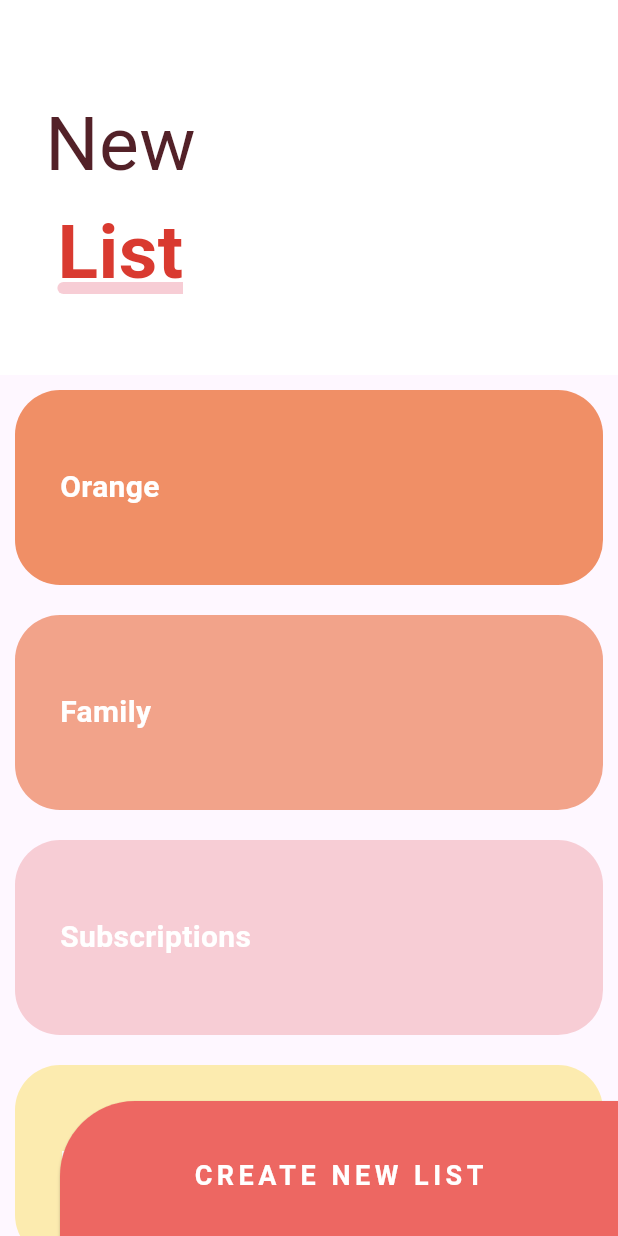
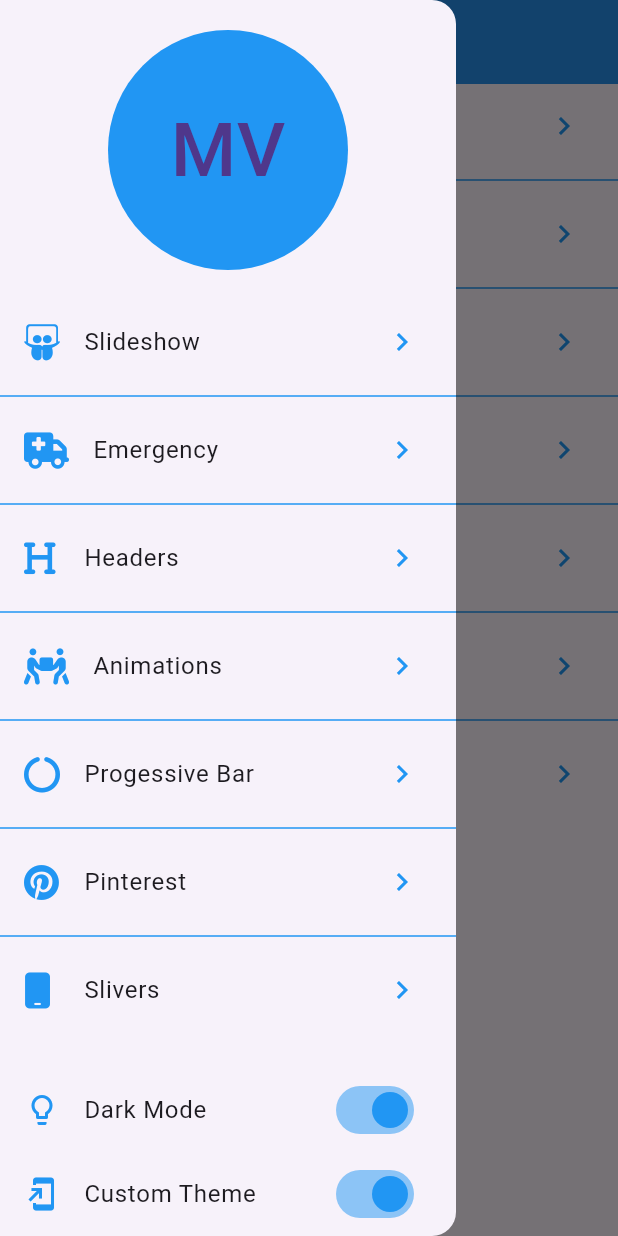
Before and after one commit to max-vigtov/disenos-flutter, a Flutter app: the screen it shows after launch, with the side drawer open (before the commit the screen has no drawer), on a phone screen of 412 x 824 dp. Run offline on Flutter 3.47's test engine with Material 3 defaults, Android fonts, the phone set to English and light mode, and no system bars; our stand-ins replace flutter_svg, font_awesome_flutter.

Commit message:
Launch Page: Routes & Launch page added

```diff
--- a/lib/main.dart
+++ b/lib/main.dart
@@ -1,5 +1,6 @@
+import 'package:disenos_flutter/src/pages/launcher_page.dart';
 import 'package:flutter/material.dart';
-import 'package:disenos_flutter/src/pages/sliver_list_page.dart';
+//import 'package:disenos_flutter/src/pages/sliver_list_page.dart';
 //import 'src/pages/slideshow_page.dart';
 //import 'package:disenos_flutter/src/pages/circular_graphics_page.dart';
 //import 'package:disenos_flutter/src/pages/animaciones_page.dart';
@@ -22,8 +23,8 @@ class MyApp extends StatelessWidget {
     return  MaterialApp(
       debugShowCheckedModeBanner: false,
       title: 'Diseños App ',
-      home: const SliverListPage(),
       theme: ThemeData(brightness: Brightness.light),
+      home: const LauncherPage(),
     );
     }
   }
--- /dev/null
+++ b/lib/src/pages/launcher_page.dart
@@ -0,0 +1,95 @@
+import 'package:disenos_flutter/src/routes/routes.dart';
+import 'package:flutter/material.dart';
+import 'package:font_awesome_flutter/font_awesome_flutter.dart';
+
+class LauncherPage extends StatelessWidget {
+  const LauncherPage({super.key});
+
+  @override
+  Widget build(BuildContext context) {
+    return Scaffold(
+      appBar: AppBar(
+        backgroundColor: Colors.blue,
+        title: const Text('Diseños de flutter', style: TextStyle( color: Colors.white),),
+        elevation: 5,
+      ),
+      body: const _OptionsList(),
+      drawer: _MainMenu(),
+    );
+  }
+}
+
+class _OptionsList extends StatelessWidget {
+  const _OptionsList();
+
+  @override
+  Widget build(BuildContext context) {
+    return ListView.separated(
+      physics: const BouncingScrollPhysics(),
+      separatorBuilder:(context, index) =>
+      const Divider(
+        color: Colors.blue,
+      ),
+      itemCount: pageRoutes.length,
+      itemBuilder:(context, index) =>
+       ListTile(
+        leading:  FaIcon( pageRoutes[index].icon, color: Colors.blue ),
+        title:  Text( pageRoutes[index].title) ,
+        trailing: const Icon( Icons.chevron_right, color: Colors.blue ),
+        onTap: () => Navigator.push( context,
+          MaterialPageRoute(builder:(context) => pageRoutes[index].page,))
+      ),
+    );
+  }
+}
+
+class _MainMenu extends StatelessWidget {
+
+  @override
+  Widget build(BuildContext context) {
+    return Drawer(
+      child: Column(
+        children: [
+          SafeArea(
+            child: Container(
+              padding: const EdgeInsets.all(20),
+              width: double.infinity,
+              height: 200,
+              child: const CircleAvatar(
+                backgroundColor: Colors.blue,
+                child: Text('MV', style: TextStyle( fontSize: 50),),
+              ),
+            ),
+          ),
+          const Expanded(
+            child: _OptionsList()
+          ),
+
+          ListTile(
+            leading:  const Icon( Icons.lightbulb_outlined, color: Colors.blue),
+            title: const Text('Dark Mode'),
+            trailing: Switch.adaptive(
+              value: true,
+              activeColor: Colors.blue,
+              onChanged: ( value ) { } ),
+          ),
+
+          SafeArea(
+            bottom: true,
+            top: false,
+            left: false,
+            right: false,
+            child: ListTile(
+              leading:  const Icon( Icons.add_to_home_screen, color: Colors.blue),
+              title: const Text('Custom Theme'),
+              trailing: Switch.adaptive(
+                value: true,
+                activeColor: Colors.blue,
+                onChanged: ( value ) { } ),
+            ),
+          )
+        ],
+      ),
+    );
+  }
+}
--- a/lib/src/pages/sliver_list_page.dart
+++ b/lib/src/pages/sliver_list_page.dart
@@ -159,30 +159,28 @@ class _Title extends StatelessWidget {
   }
 }
 
+// class _TaskList extends StatelessWidget {
 
+//     final items = [
+//     const _ListItem( 'Orange', Color(0xffF08F66) ),
+//     const _ListItem( 'Family', Color(0xffF2A38A) ),
+//     const _ListItem( 'Subscriptions', Color(0xffF7CDD5) ),
+//     const _ListItem( 'Books', Color(0xffFCEBAF) ),
+//     const _ListItem( 'Orange', Color(0xffF08F66) ),
+//     const _ListItem( 'Family', Color(0xffF2A38A) ),
+//     const _ListItem( 'Subscriptions',  Color(0xffF7CDD5) ),
+//     const _ListItem( 'Books', Color(0xffFCEBAF) ),
+//   ];
 
-class _TaskList extends StatelessWidget {
-
-    final items = [
-    const _ListItem( 'Orange', Color(0xffF08F66) ),
-    const _ListItem( 'Family', Color(0xffF2A38A) ),
-    const _ListItem( 'Subscriptions', Color(0xffF7CDD5) ),
-    const _ListItem( 'Books', Color(0xffFCEBAF) ),
-    const _ListItem( 'Orange', Color(0xffF08F66) ),
-    const _ListItem( 'Family', Color(0xffF2A38A) ),
-    const _ListItem( 'Subscriptions',  Color(0xffF7CDD5) ),
-    const _ListItem( 'Books', Color(0xffFCEBAF) ),
-  ];
-
-  @override
-  Widget build(BuildContext context) {
-    return ListView.builder(
-      physics: const BouncingScrollPhysics(),
-      itemCount: items.length,
-      itemBuilder: (context, index) => items[index]
-    );
-  }
-}
+//   @override
+//   Widget build(BuildContext context) {
+//     return ListView.builder(
+//       physics: const BouncingScrollPhysics(),
+//       itemCount: items.length,
+//       itemBuilder: (context, index) => items[index]
+//     );
+//   }
+// }
 
 class _ListItem extends StatelessWidget {
 
--- /dev/null
+++ b/lib/src/routes/routes.dart
@@ -0,0 +1,30 @@
+import 'package:disenos_flutter/src/pages/animaciones_page.dart';
+import 'package:disenos_flutter/src/pages/circular_graphics_page.dart';
+import 'package:disenos_flutter/src/pages/emergency_page.dart';
+import 'package:disenos_flutter/src/pages/headers_page.dart';
+import 'package:disenos_flutter/src/pages/pinterest_page.dart';
+import 'package:disenos_flutter/src/pages/slideshow_page.dart';
+import 'package:disenos_flutter/src/pages/sliver_list_page.dart';
+import 'package:flutter/material.dart';
+import 'package:font_awesome_flutter/font_awesome_flutter.dart';
+
+final pageRoutes = [
+
+  _Route( icon: FontAwesomeIcons.slideshare, title: 'Slideshow', page: const SlideshowPage() ),
+  _Route( icon: FontAwesomeIcons.truckMedical, title: 'Emergency', page: const EmergencyPage() ),
+  _Route( icon: FontAwesomeIcons.heading, title: 'Headers', page: const HeadersPage() ),
+  _Route( icon: FontAwesomeIcons.peopleCarryBox, title: 'Animations', page: const AnimacionesPage() ),
+  _Route( icon: FontAwesomeIcons.circleNotch, title: 'Progessive Bar', page: const CircularGraphicsPage() ),
+  _Route( icon: FontAwesomeIcons.pinterest, title: 'Pinterest', page: const PinterestPage() ),
+  _Route( icon: FontAwesomeIcons.mobile, title: 'Slivers', page: const SliverListPage() ),
+];
+
+
+class _Route{
+  final IconData icon;
+  final String title;
+  final Widget page;
+
+  _Route({required this.icon, required this.title, required this.page});
+
+}
```
